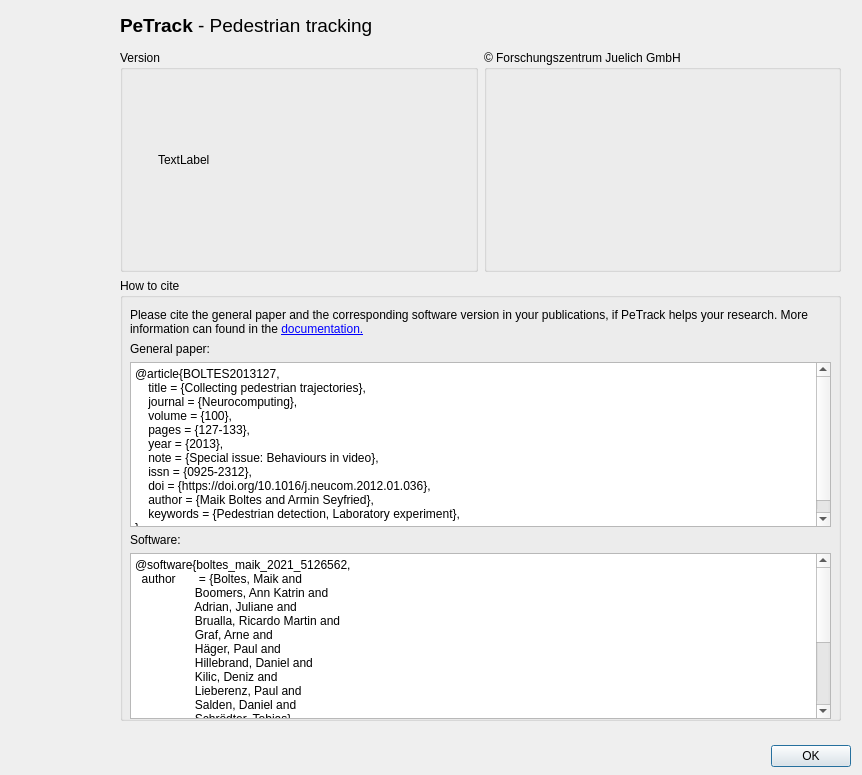
Old version of the form src/ui/dialogs/about.ui in the repository ped-dyn-emp/PeTrack.
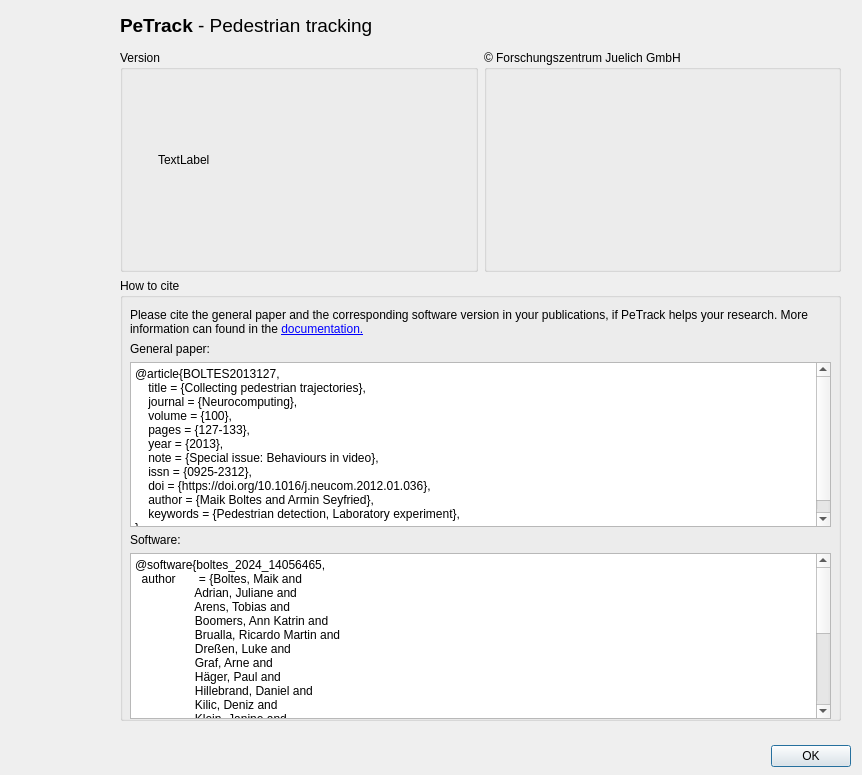
New version of the form. Icons and pictures are not drawn.

Commit message: Use latest zenodo information

Diff of the .ui file:
```diff
--- a/src/ui/dialogs/about.ui
+++ b/src/ui/dialogs/about.ui
@@ -211,25 +211,28 @@
            <bool>true</bool>
           </property>
           <property name="plainText">
-           <string>@software{boltes_maik_2021_5126562,
+           <string>@software{boltes_2024_14056465,
   author       = {Boltes, Maik and
-                  Boomers, Ann Katrin and
                   Adrian, Juliane and
+                  Arens, Tobias and
+                  Boomers, Ann Katrin and
                   Brualla, Ricardo Martin and
+                  Dreßen, Luke and
                   Graf, Arne and
                   Häger, Paul and
                   Hillebrand, Daniel and
                   Kilic, Deniz and
+                  Klein, Janine and
                   Lieberenz, Paul and
                   Salden, Daniel and
                   Schrödter, Tobias},
   title        = {PeTrack},
-  month        = jul,
-  year         = 2021,
+  month        = nov,
+  year         = 2024,
   publisher    = {Zenodo},
-  version      = {v0.9},
-  doi          = {10.5281/zenodo.5126562},
-  url          = {https://doi.org/10.5281/zenodo.5126562}
+  version      = {v0.10},
+  doi          = {10.5281/zenodo.14056465},
+  url          = {https://doi.org/10.5281/zenodo.14056465},
 }</string>
           </property>
          </widget>
```
